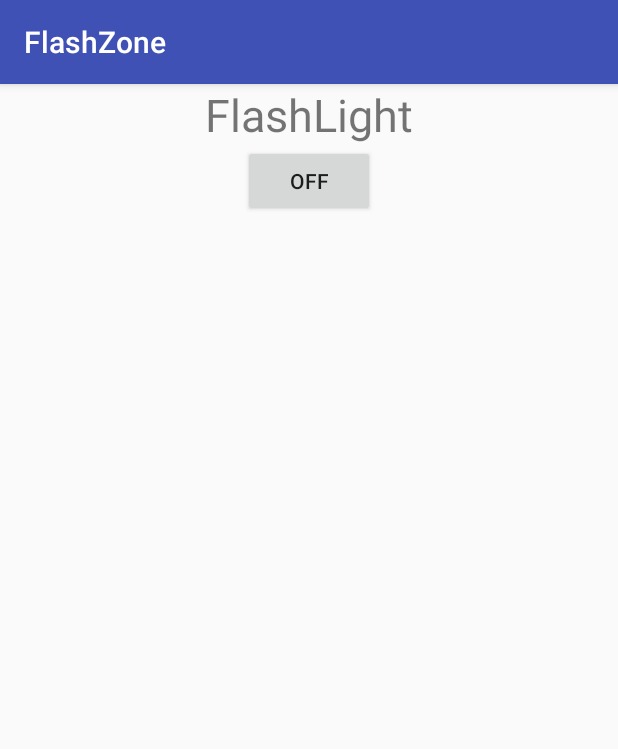
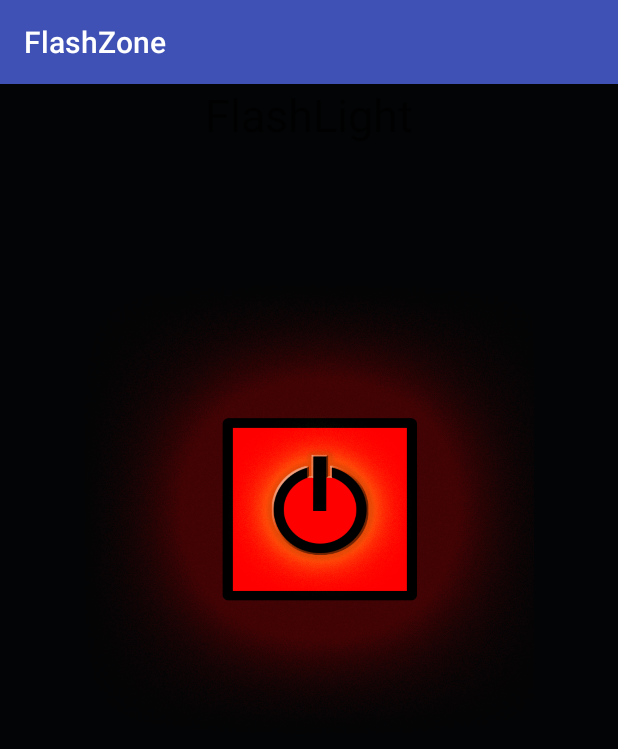
Before and after one commit to ankix86/FlashZone, an Android app: the screen it shows after launch (MainActivity), on a phone screen of 412 x 824 dp. Shown: the top 749 px of the screen. Run offline under Robolectric (Android 15) with nearby library versions, the phone set to English and light mode, and no system bars.

Commit message:
Image Added

```diff
--- a/app/src/main/java/myapplication/com/dex/flashzone/MainActivity.java
+++ b/app/src/main/java/myapplication/com/dex/flashzone/MainActivity.java
@@ -9,9 +9,8 @@ import android.support.v7.app.AppCompatActivity;
 import android.os.Bundle;
 import android.util.Log;
 import android.view.View;
-import android.widget.Button;
 import android.hardware.Camera;
-import android.widget.Toast;
+import android.widget.ImageView;
 
 public class MainActivity extends AppCompatActivity {
 
@@ -19,13 +18,13 @@ public class MainActivity extends AppCompatActivity {
     Camera.Parameters para;
     private static boolean IsOFF;
     private static boolean HasFlash;
-    Button Leaver;
+    ImageView Leaver;
 
     @Override
     protected void onCreate(Bundle savedInstanceState) {
         super.onCreate(savedInstanceState);
         setContentView(R.layout.activity_main);
-        Leaver = (Button) findViewById(R.id.leaver);
+        Leaver = (ImageView) findViewById(R.id.leaver);
         checkCameraExcite();
         GetCamera();
         //cheackCameraAlloworNot
@@ -101,7 +100,7 @@ public class MainActivity extends AppCompatActivity {
             camera.setParameters(para);
             camera.startPreview();
             IsOFF = false;
-            Leaver.setText("OFF");
+            Leaver.setImageResource(R.drawable.LeverON);
             Log.v("Message", "show =" + IsOFF);
         }
     }
@@ -116,7 +115,7 @@ public class MainActivity extends AppCompatActivity {
             camera.setParameters(para);
             camera.stopPreview();
             IsOFF = true;
-            Leaver.setText("ON");
+            Leaver.setImageResource(R.drawable.LeverOFF);
             Log.v("Message", "show =" + IsOFF);
         }
     }
--- a/app/src/main/res/layout/activity_main.xml
+++ b/app/src/main/res/layout/activity_main.xml
@@ -4,6 +4,7 @@
     xmlns:tools="http://schemas.android.com/tools"
     android:layout_width="match_parent"
     android:layout_height="match_parent"
+    android:background="#030405"
     android:orientation="vertical"
     tools:context=".MainActivity">
 
@@ -18,13 +19,15 @@
         app:layout_constraintRight_toRightOf="parent"
         app:layout_constraintTop_toTopOf="parent" />
 
-    <Button
-        android:layout_width="wrap_content"
-        android:layout_height="wrap_content"
+    <ImageView
+        android:id="@+id/leaver"
+        android:layout_width="300dp"
+        android:layout_height="500dp"
         android:layout_gravity="center_horizontal"
-        android:text="OFF"
+        android:background="@drawable/LeverOFF"
         android:onClick="clickleaver"
-        android:id="@+id/leaver"
+        android:padding="236dp"
+        android:scaleType="fitCenter"
         />
 
 </LinearLayout>
```
Also changed, not shown: app/src/main/res/drawable/LeverOFF.png (added), app/src/main/res/drawable/LeverON.png (added).
